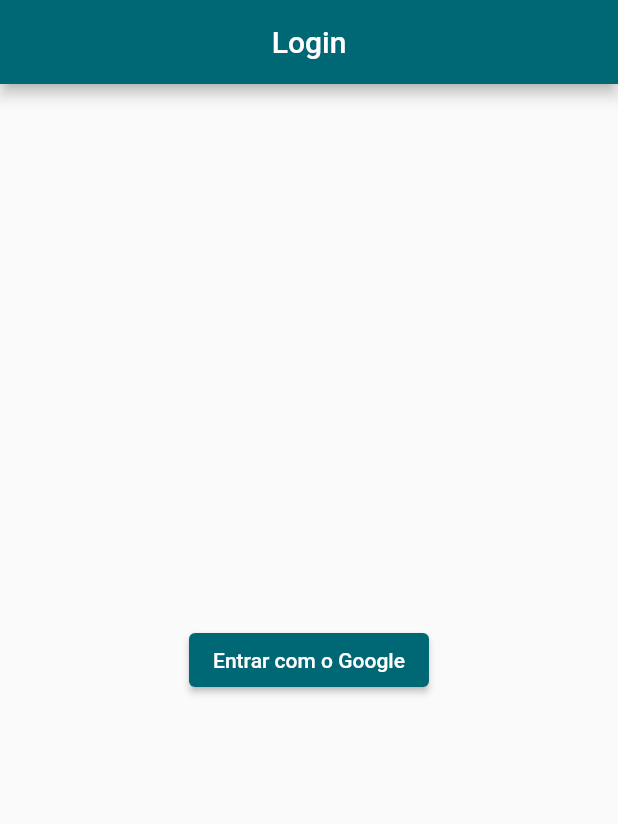
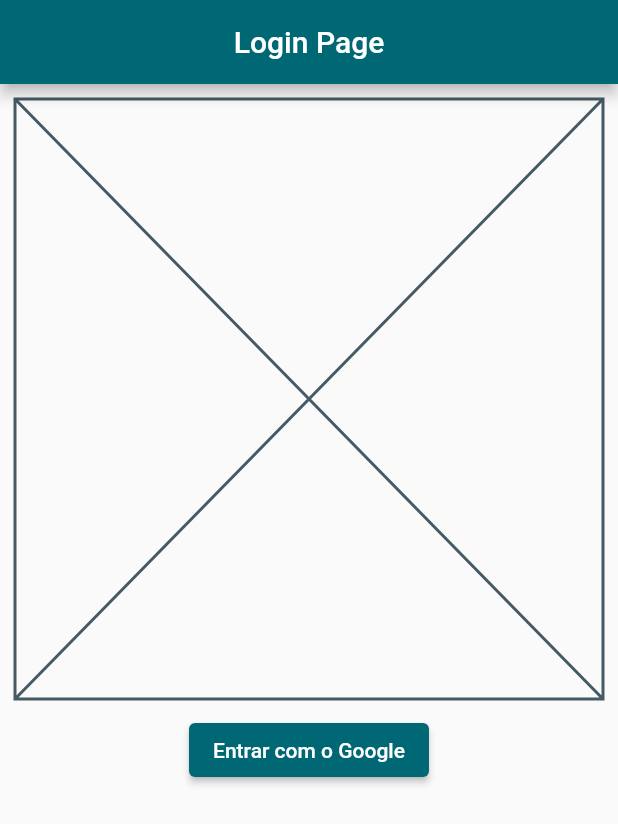
Before and after one commit to Descarte-Bem/descarte-bem, a Flutter app: the screen it shows after launch, on a phone screen of 412 x 824 dp. Shown: the top 824 px of the screen. Run offline on Flutter 3.47's test engine with Material 2 defaults, Android fonts, the light colour scheme and no system bars; our stand-ins replace firebase_auth, firebase_core, google_sign_in; accounts and stored records are empty.

Commit message:
futurebuilder adicionado a login page

```diff
--- a/lib/ui/views/login_page.dart
+++ b/lib/ui/views/login_page.dart
@@ -12,28 +12,46 @@
 class _LoginPageState extends State<LoginPage> {
   final auth = FirebaseAuth.instance;
 
-  @override
-  void initState() {
-    Future.delayed(Duration.zero, () {
-      if (auth.currentUser != null) {
-        debugPrint("Logado: ${auth.currentUser!.email}");
-        Navigator.pushNamedAndRemoveUntil(context, '/home', (route) => false);
-      }
-    });
-
-    super.initState();
+  Future<bool> checkUserLoggedIn() async {
+    return auth.currentUser != null;
   }
 
   @override
   Widget build(BuildContext context) {
     return Scaffold(
-        appBar: AppBar(
-          title: const Text('Login'),
-          centerTitle: true,
-        ),
-        body: const Center(
-          child: LoginButton(),
-        )
+      appBar: AppBar(
+        title: const Text('Login Page'),
+        centerTitle: true,
+      ),
+      body: Column(
+        children: [
+          const SizedBox(
+            width: double.infinity,
+            child: Padding(
+              padding: EdgeInsets.all(10.0),
+              child: Placeholder(),
+            )),
+          FutureBuilder<bool>(
+            future: checkUserLoggedIn(),
+            builder: (context, snapshot) {
+              if (snapshot.connectionState == ConnectionState.waiting) {
+                return const Center(child: CircularProgressIndicator());
+              } else if (snapshot.hasError) {
+                return Center(child: Text('Error: ${snapshot.error}'));
+              } else if (snapshot.data == true) {
+                WidgetsBinding.instance.addPostFrameCallback((_) {
+                  Navigator.pushNamedAndRemoveUntil(context, '/home', (route) => false);
+                });
+                return Container();
+              } else {
+                return const Center(
+                  child: LoginButton(),
+                );
+              }
+            },
+          ),
+        ],
+      ),
     );
   }
 }
```
